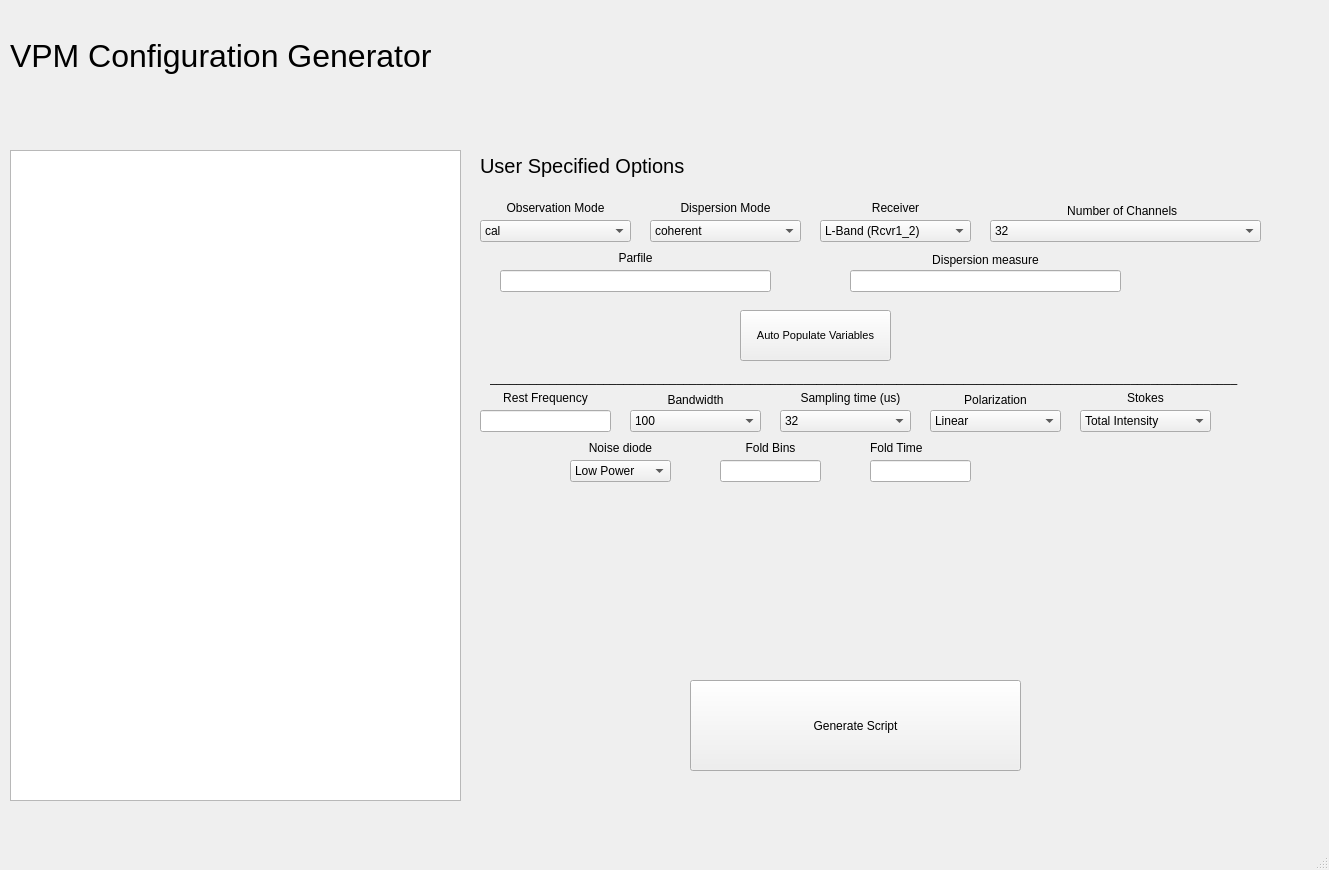
Qt form VPM_Config_evan.ui (etsmit/VPMgui) before a commit.
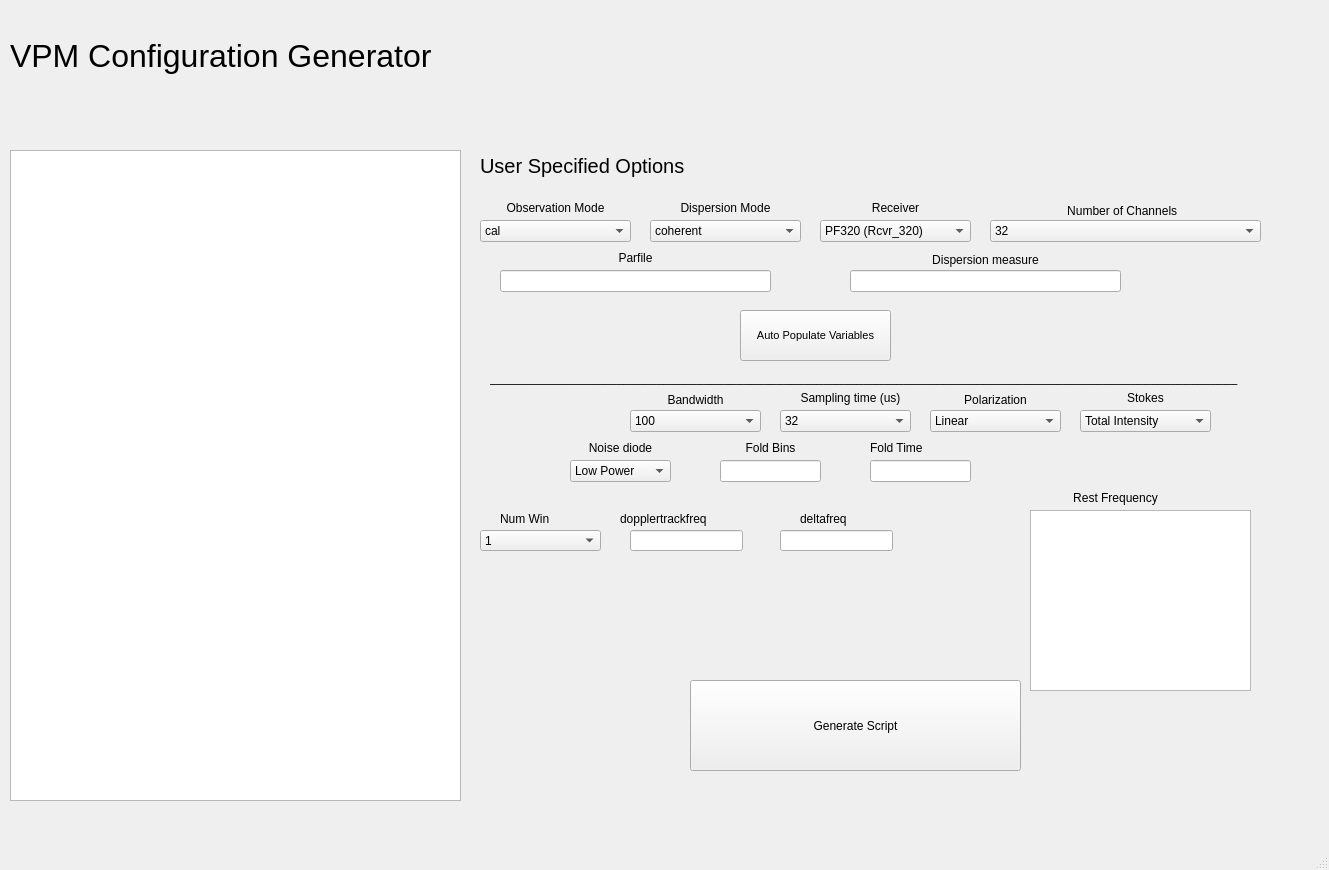
The same form after that commit.

Commit message: rx specific stuff added

What changed in the file:
```diff
--- a/VPM_Config_evan.ui
+++ b/VPM_Config_evan.ui
@@ -226,6 +226,16 @@
       <height>22</height>
      </rect>
     </property>
+    <item>
+     <property name="text">
+      <string>PF320 (Rcvr_320)</string>
+     </property>
+    </item>
+    <item>
+     <property name="text">
+      <string>PF800 (Rcvr_800)</string>
+     </property>
+    </item>
     <item>
      <property name="text">
       <string>L-Band (Rcvr1_2)</string>
@@ -536,21 +546,11 @@
      </property>
     </item>
    </widget>
-   <widget class="QLineEdit" name="Rest_Frequency">
-    <property name="geometry">
-     <rect>
-      <x>480</x>
-      <y>410</y>
-      <width>131</width>
-      <height>22</height>
-     </rect>
-    </property>
-   </widget>
    <widget class="QLabel" name="label_16">
     <property name="geometry">
      <rect>
-      <x>490</x>
-      <y>390</y>
+      <x>1060</x>
+      <y>490</y>
       <width>111</width>
       <height>16</height>
      </rect>
@@ -686,6 +686,105 @@
      </rect>
     </property>
    </widget>
+   <widget class="QComboBox" name="Num_Win">
+    <property name="geometry">
+     <rect>
+      <x>480</x>
+      <y>530</y>
+      <width>121</width>
+      <height>21</height>
+     </rect>
+    </property>
+    <item>
+     <property name="text">
+      <string>1</string>
+     </property>
+    </item>
+    <item>
+     <property name="text">
+      <string>2</string>
+     </property>
+    </item>
+    <item>
+     <property name="text">
+      <string>3</string>
+     </property>
+    </item>
+    <item>
+     <property name="text">
+      <string>4</string>
+     </property>
+    </item>
+   </widget>
+   <widget class="QLabel" name="label_13">
+    <property name="geometry">
+     <rect>
+      <x>500</x>
+      <y>510</y>
+      <width>62</width>
+      <height>17</height>
+     </rect>
+    </property>
+    <property name="text">
+     <string>Num Win</string>
+    </property>
+   </widget>
+   <widget class="QLineEdit" name="DopplerTrackFreq">
+    <property name="geometry">
+     <rect>
+      <x>630</x>
+      <y>530</y>
+      <width>113</width>
+      <height>21</height>
+     </rect>
+    </property>
+   </widget>
+   <widget class="QLabel" name="label_21">
+    <property name="geometry">
+     <rect>
+      <x>620</x>
+      <y>510</y>
+      <width>141</width>
+      <height>17</height>
+     </rect>
+    </property>
+    <property name="text">
+     <string>dopplertrackfreq</string>
+    </property>
+   </widget>
+   <widget class="QLabel" name="label_22">
+    <property name="geometry">
+     <rect>
+      <x>800</x>
+      <y>510</y>
+      <width>62</width>
+      <height>17</height>
+     </rect>
+    </property>
+    <property name="text">
+     <string>deltafreq</string>
+    </property>
+   </widget>
+   <widget class="QLineEdit" name="DeltaFreq">
+    <property name="geometry">
+     <rect>
+      <x>780</x>
+      <y>530</y>
+      <width>113</width>
+      <height>21</height>
+     </rect>
+    </property>
+   </widget>
+   <widget class="QTextEdit" name="RestFrequency">
+    <property name="geometry">
+     <rect>
+      <x>1030</x>
+      <y>510</y>
+      <width>221</width>
+      <height>181</height>
+     </rect>
+    </property>
+   </widget>
   </widget>
   <widget class="QMenuBar" name="menubar">
    <property name="geometry">
```
Left out of the diff: 5 changed lines with no effect on the pictures. The commit also changes 1 other file.
